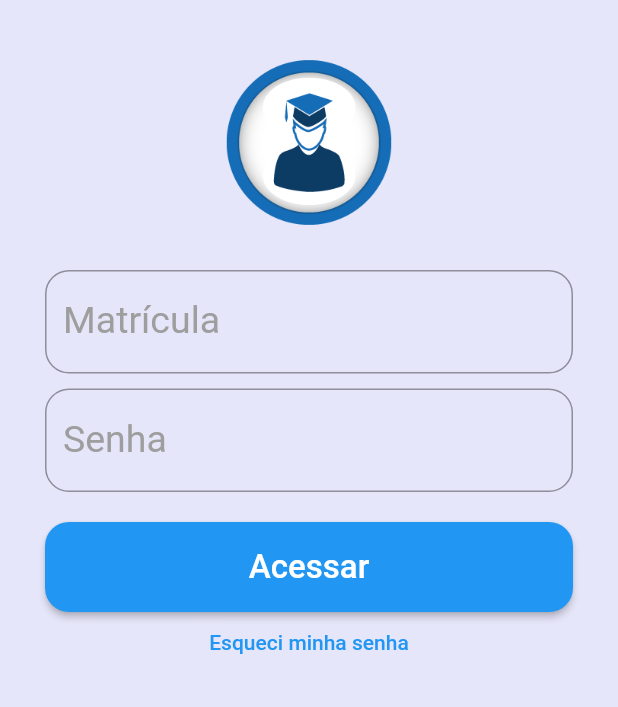
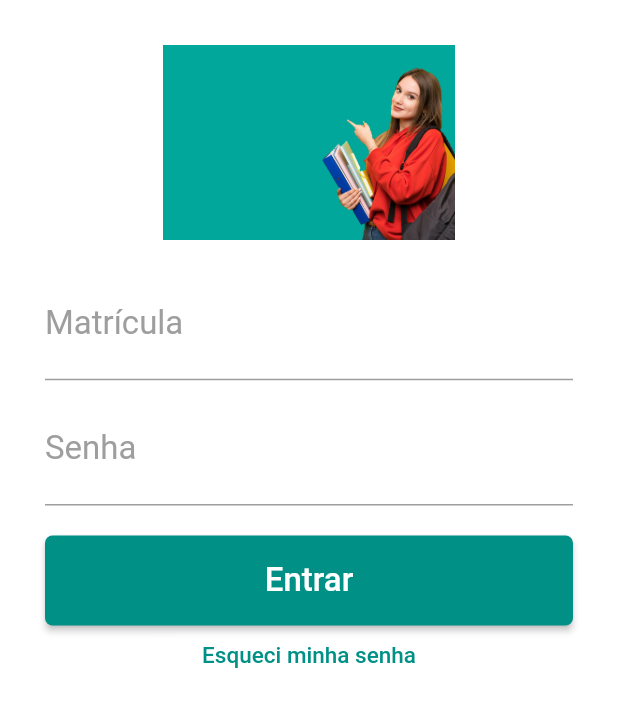
Before and after one commit to evertonrezende/app_monitoria, a Flutter app: the screen it shows after launch, on a phone screen of 412 x 824 dp. Shown: the top 707 px of the screen. Run offline on Flutter 3.47's test engine with Material 2 defaults, Android fonts, the phone set to English and light mode, and no system bars.

Commit message:
Alteração Everton -> Login e Home Page

```diff
--- a/lib/main.dart
+++ b/lib/main.dart
@@ -8,11 +8,25 @@ class MyApp extends StatelessWidget {
   Widget build(BuildContext context) {
     return MaterialApp(
       debugShowCheckedModeBanner: false,
-      title: 'Simplifica AED',
+
       theme: ThemeData(
-        primaryColor: Colors.lightBlue,
-        brightness: Brightness.light,
-        scaffoldBackgroundColor: Color(0XFFE6E6FA),
+          accentColor: Colors.white, //cor da tabs
+          primaryColor: Colors.white,
+          brightness: Brightness.light,
+          //cardColor: Colors.white,
+          scaffoldBackgroundColor: Color(0XFF009086),
+          canvasColor: Color(0XFF69C2B0), //cor do Drawer (Menu)
+
+          //scaffoldBackgroundColor: Color(0XFFE6E6FA),
+          primaryTextTheme: TextTheme(
+              title: TextStyle(
+              color: Colors.white //cor padrão do Menu
+              )
+          ),
+
+          iconTheme: IconThemeData(
+            color: Colors.white,
+          ),
 
       ),
       home:  LoginPage(),
--- a/lib/pages/login_page.dart
+++ b/lib/pages/login_page.dart
@@ -1,4 +1,3 @@
-//import 'dart:ui';
 
 import 'package:app_distribuida2/utils/nav.dart';
 import 'package:app_distribuida2/widgets/app_button.dart';
@@ -37,9 +36,12 @@ class _LoginPageState extends State<LoginPage> {
   }
 
   _body() {
+
     return Form(
+
       key: _formKey,
       child: Container(
+        color: const Color(0XFFFFFFFF),
         //padding: EdgeInsets.all(16),
         padding: EdgeInsets.only(
               top:30, left:30, right:30, bottom:20
@@ -47,9 +49,10 @@ class _LoginPageState extends State<LoginPage> {
         child: ListView(
           children: <Widget>[
             SizedBox(
-                  width: 130,
+                  //width: 400,
                   height: 130,
-                  child: Image.asset("assets/images/login2.png"),
+                  child: Image.asset("assets/images/v.jpg"),
+                  //child: Container(backgroundColor: ),
                 ),
                 SizedBox(
                   height: 20,
@@ -60,10 +63,12 @@ class _LoginPageState extends State<LoginPage> {
               "Digite a matrícula",
               controller: _tLogin,
               validator: _validateLogin,
-              //keyboardType: TextInputType.number,
-              keyboardType: TextInputType.emailAddress,
+              keyboardType: TextInputType.number,
+              //keyboardType: TextInputType.emailAddress,
               textInputAction: TextInputAction.next,
               nextFocus: _focusSenha,
+
+
             ),
             SizedBox(height: 10),
             AppText(
@@ -79,17 +84,21 @@ class _LoginPageState extends State<LoginPage> {
               height: 20,
             ),
             AppButton(
-              "Acessar",
+
+              "Entrar",
               onPressed: _onClickLogin,
+
             ),
                 Container(
                   height: 40,
 
                   child: FlatButton(
                     child:Text(
+
                       "Esqueci minha senha",
                        style: TextStyle(
-                           color:Colors.blue,
+                           color:Color(0XFF009086),
+                           fontSize: 15.0,
                        ),
                       textAlign:TextAlign.center,
                     ),
--- a/lib/widgets/app_button.dart
+++ b/lib/widgets/app_button.dart
@@ -13,15 +13,20 @@ class AppButton extends StatelessWidget {
       height: 60,
 
       child: RaisedButton(
+
+        color: Color(0XFF009086),
+        splashColor: Colors.red,
         shape: new RoundedRectangleBorder(
-          borderRadius: new BorderRadius.circular(16),
+        borderRadius: new BorderRadius.circular(5),
+
+
         ),
 
-        color: Colors.blue,
         child: Text(
           text,
           style: TextStyle(
             color: Colors.white,
+
             fontSize: 22,
           ),
         ),
--- a/lib/widgets/app_text.dart
+++ b/lib/widgets/app_text.dart
@@ -39,15 +39,17 @@ class AppText extends StatelessWidget {
       },
       style: TextStyle(
         fontSize: 25,
-        color: Colors.blue,
+       // color: Colors.blue,
+        color: Color(0XFF009086), //cor do texto campo de Matricula e Senha
       ),
       decoration: InputDecoration(
-        border: OutlineInputBorder(
-          borderRadius: BorderRadius.circular(16)
-        ),
+       // border: OutlineInputBorder(
+          //borderRadius: BorderRadius.circular(16)
+        //),
+
         labelText: label,
         labelStyle: TextStyle(
-          fontSize: 25,
+          fontSize: 22,
           color: Colors.grey,
         ),
         hintText: hint,
```
Also changed, not shown: lib/pages/home_page.dart (+60 -21 lines), lib/pages/materias_page.dart (added, +82 -0 lines), lib/widgets/app_card_materia.dart (+69 -40 lines), lib/widgets/app_card_materia_favorito.dart (added, +99 -0 lines), lib/widgets/app_lista_disciplina.dart (deleted, +0 -56 lines), lib/widgets/drawer_list.dart (+7 -4 lines), assets/images/logo.jpg (deleted), assets/images/logo3.png (added), assets/images/v.jpg (added).
